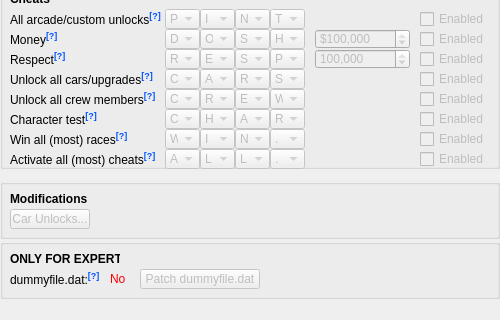
Above: JEMain.ui from N1GHT-MAR3/JuicedEditor before the change; both pictures show x 0 to 500 and y 140 to 460 of the 500 by 460 pixel window. Below: the same form after it.
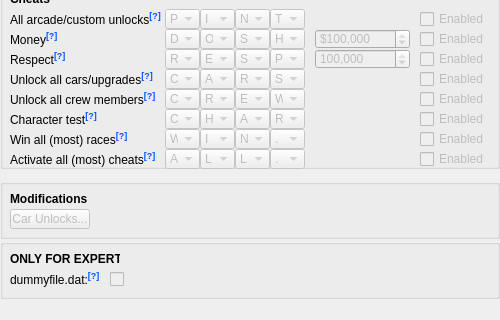
That is the form after the change. Icons and pictures are not drawn.

Commit message:
Converted dummyfile.dat patch to checkbox
Allows the patch to be reversed.

```diff
--- a/JEMain.ui
+++ b/JEMain.ui
@@ -286,7 +286,10 @@
       <string>&lt;html&gt;&lt;head/&gt;&lt;body&gt;&lt;p&gt;dummyfile.dat:&lt;span style=&quot; font-size:11pt; font-weight:700; color:#0055ff; vertical-align:super;&quot;&gt;[?]&lt;/span&gt;&lt;/p&gt;&lt;/body&gt;&lt;/html&gt;</string>
      </property>
     </widget>
-    <widget class="QLabel" name="expertDummyStatus">
+    <widget class="QCheckBox" name="expertDummyCheckbox">
+     <property name="enabled">
+      <bool>false</bool>
+     </property>
      <property name="geometry">
       <rect>
        <x>110</x>
@@ -295,27 +298,8 @@
        <height>20</height>
       </rect>
      </property>
-     <property name="styleSheet">
-      <string notr="true">color: red;</string>
-     </property>
      <property name="text">
-      <string>No</string>
-     </property>
-    </widget>
-    <widget class="QPushButton" name="expertDummyButton">
-     <property name="enabled">
-      <bool>false</bool>
-     </property>
-     <property name="geometry">
-      <rect>
-       <x>140</x>
-       <y>30</y>
-       <width>120</width>
-       <height>20</height>
-      </rect>
-     </property>
-     <property name="text">
-      <string>Patch dummyfile.dat</string>
+      <string/>
      </property>
     </widget>
    </widget>
```
Left out of the diff: 1 changed line with no effect on the pictures. The commit also changes 2 other files.
